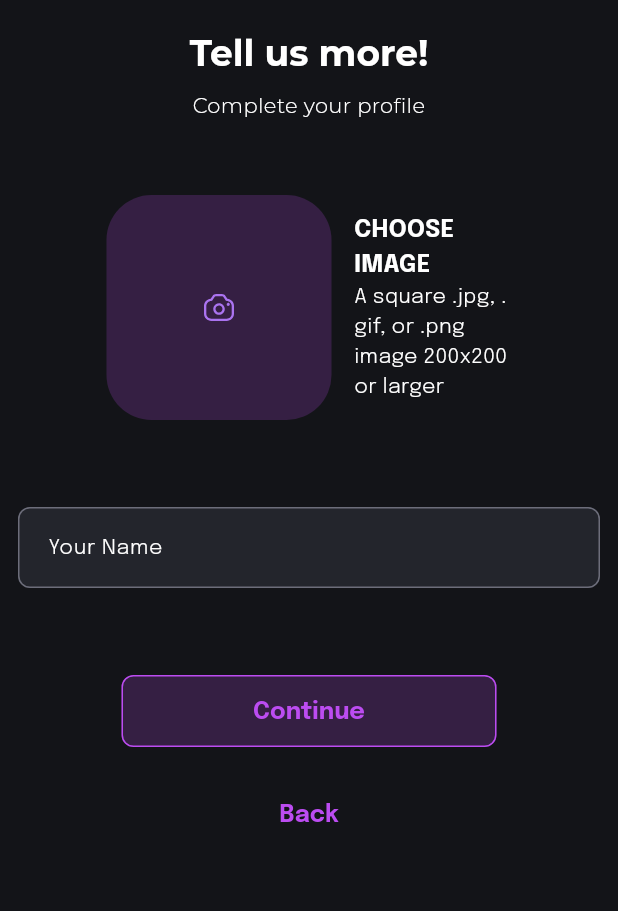
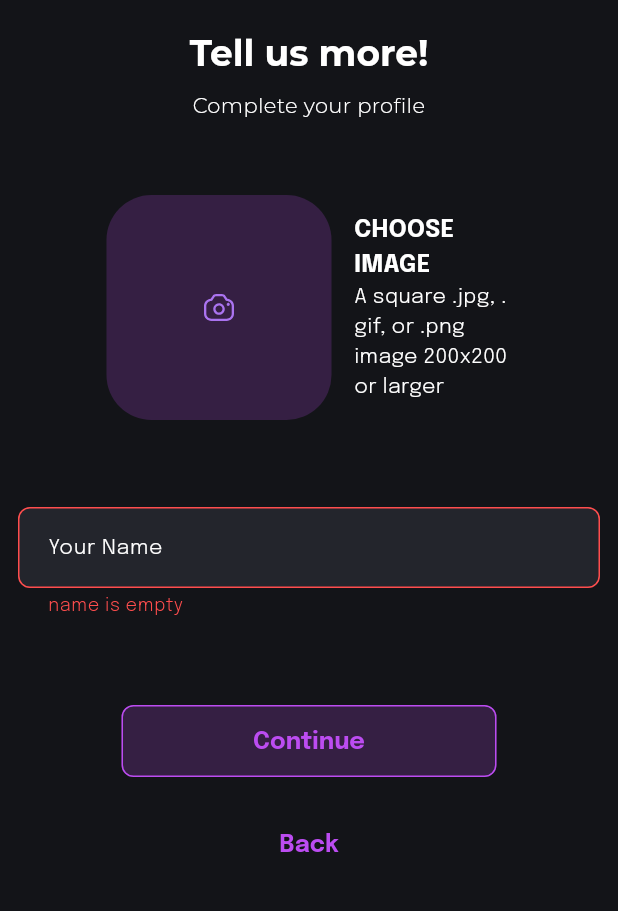
Before and after one commit to italodea/loomi_challenge, a Flutter app: the ConfirmSignupPage screen opened by its route, after a tap on "Continue", on a phone screen of 412 x 824 dp, the part 120-1031 px from its top. Run offline on Flutter 3.47's test engine with Material 3 defaults, Android fonts, the light colour scheme and no system bars; our stand-ins replace dio, firebase_auth, firebase_core, flutter_svg, get, get_storage and 3 more; accounts and stored records are empty.

Commit message:
- Updated Podfile.lock to remove unused dependencies related to DKImagePickerController and SDWebImage. - Changed GoogleService-Info.plist with new Firebase project credentials. - Added animated components: AnimatedDot and AnimatedSpacer for improved UI. - Enhanced CustomButton to show loading indicator during async operations. - Created DotLoadingIndicator for better user feedback during loading states. - Implemented new signup and login pages with improved validation and error handling. - Removed ConfirmSignupPage and replaced it with a new flow in SignupPage. - Added EmailSent and ForgotPasswordPage for password recovery flow. - Introduced LocalAuth service for token management and authentication checks. - Updated app routes to reflect new page structure and transitions. - Added CustomAPI for handling user registration and login with backend.

```diff
--- a/lib/components/cutom_button.dart
+++ b/lib/components/cutom_button.dart
@@ -1,20 +1,44 @@
 import 'package:flutter/material.dart';
+import 'package:loomi_chalenge/components/dot_loading_indicator.dart';
 
 class CustomButton extends StatefulWidget {
   const CustomButton({super.key, required this.label, required this.onPressed});
   final String label;
-  final VoidCallback onPressed;
+  final Future<void> Function() onPressed;
 
   @override
   State<CustomButton> createState() => _CustomButtonState();
 }
 
 class _CustomButtonState extends State<CustomButton> {
+  bool _isLoading = false;
   @override
   Widget build(BuildContext context) {
     return OutlinedButton.icon(
-      onPressed: widget.onPressed,
-      label: Text(widget.label),
+      onPressed: () async {
+        if (_isLoading) return;
+        setState(() {
+          _isLoading = true;
+        });
+        try {
+          await widget.onPressed();
+        } catch (e) {
+          ScaffoldMessenger.of(context).showSnackBar(
+            SnackBar(
+              content: Text("An error occurred"),
+            ),
+          );
+          print("-------------ERROR-------------");
+          print(e);
+          print("-------------ERROR-------------");
+        }
+        setState(() {
+          _isLoading = false;
+        });
+      },
+      label: _isLoading ? DotLoadingIndicator() : Text(widget.label),
     );
   }
+
+
 }
--- a/lib/main.dart
+++ b/lib/main.dart
@@ -1,24 +1,33 @@
 import 'package:flutter/material.dart';
 import 'package:get/route_manager.dart';
+import 'package:get_storage/get_storage.dart';
 import 'package:loomi_chalenge/routes/app_routes.dart';
+import 'package:loomi_chalenge/services/firebase_auth.dart';
 import 'package:loomi_chalenge/themes/app_theme.dart';
 import 'package:firebase_core/firebase_core.dart'; // Add this import
 
 void main() async {
   WidgetsFlutterBinding.ensureInitialized();
   await Firebase.initializeApp(); // Initialize Firebase
-  runApp(const MainApp());
+  await GetStorage.init(); // Initialize GetStorage
+  runApp(MainApp());
 }
 
 class MainApp extends StatelessWidget {
-  const MainApp({super.key});
+  MainApp({super.key});
+
+  final GetStorage storage = GetStorage();
+  final FirebaseAuthService firebaseAuthService = FirebaseAuthService();
 
   @override
   Widget build(BuildContext context) {
     return GetMaterialApp(
+      key: const Key('MainApp'),
       debugShowCheckedModeBanner: false,
       theme: AppTheme.theme,
-      initialRoute: AppRoutes.login,
+      initialRoute: storage.read('accessToken')?.isNotEmpty == true
+          ? AppRoutes.home
+          : AppRoutes.login,
       getPages: AppRoutes.routes,
       enableLog: true,
     );
--- a/lib/pages/confirm_signup_page.dart
+++ /dev/null
@@ -1,84 +0,0 @@
-import 'package:flutter/material.dart';
-import 'package:get/get_state_manager/src/rx_flutter/rx_obx_widget.dart';
-import 'package:get/route_manager.dart';
-import 'package:loomi_chalenge/components/custom_image_picker_modal.dart';
-import 'package:loomi_chalenge/components/custom_text_button.dart';
-import 'package:loomi_chalenge/components/custom_text_field.dart';
-import 'package:loomi_chalenge/components/cutom_button.dart';
-import 'package:loomi_chalenge/components/upload_button.dart';
-import 'package:loomi_chalenge/controllers/signup_controller.dart';
-
-class ConfirmSignupPage extends StatefulWidget {
-  const ConfirmSignupPage({super.key, required this.userId});
-
-  final String userId;
-
-  @override
-  State<ConfirmSignupPage> createState() => _ConfirmSignupPageState();
-}
-
-class _ConfirmSignupPageState extends State<ConfirmSignupPage> {
-
-  final controller = SignupController();
-  @override
-  Widget build(BuildContext context) {
-    return Scaffold(
-      appBar: AppBar(),
-      body: SingleChildScrollView(
-        padding: const EdgeInsets.only(right: 12, left: 12, top: 40),
-        child: Center(
-          child: ConstrainedBox(
-            constraints: BoxConstraints(maxWidth: 500),
-            child: Column(
-              mainAxisSize: MainAxisSize.min,
-              children: [
-                Center(
-                  child: Image.asset(
-                    'assets/img/logo_minimal.png',
-                    width: 40,
-                    height: 40,
-                  ),
-                ),
-                SizedBox(height: 20),
-                Text(
-                  "Tell us more!",
-                  style: Theme.of(context).textTheme.titleLarge,
-                  textAlign: TextAlign.center,
-                ),
-                SizedBox(height: 10),
-                Text(
-                  "Complete your profile",
-                  style: Theme.of(context).textTheme.bodyMedium,
-                  textAlign: TextAlign.center,
-                ),
-                SizedBox(height: 50),
-                Obx(
-                  () => UploadImageComponent(
-                    imagePath: controller.userImage.firstOrNull?.path,
-                    onTap: (){
-                      showModalBottomSheet(context: context, builder: (context) {
-                        return CustomImagePickerModal();
-                      },);
-                    }
-                  ),
-                ),
-                SizedBox(height: 50),
-                CustomTextField(
-                  controller: controller.userNameController,
-                  title: "Your Name",
-                  hintText: "Enter your name",
-                ),
-                SizedBox(height: 50),
-                CustomButton(label: "Continue", onPressed: () {}),
-                SizedBox(height: 20),
-                CustomTextButton(label: "Back", onPressed: () {
-                  Get.back();
-                }),
-              ],
-            ),
-          ),
-        ),
-      ),
-    );
-  }
-}
--- a/lib/pages/login_page.dart
+++ b/lib/pages/login/login_page.dart
@@ -87,7 +87,7 @@ class _LoginPageState extends State<LoginPage> {
                   SizedBox(height: 30),
                   CustomButton(
                     label: "Login",
-                    onPressed: () {
+                    onPressed: () async {
                       if (_formKey.currentState!.validate()) {
                         showDialog(
                           context: context,
--- /dev/null
+++ b/lib/pages/signup/confirm_signup_page.dart
@@ -0,0 +1,95 @@
+import 'package:flutter/material.dart';
+import 'package:get/get.dart';
+import 'package:loomi_chalenge/components/custom_image_picker_modal.dart';
+import 'package:loomi_chalenge/components/custom_text_button.dart';
+import 'package:loomi_chalenge/components/custom_text_field.dart';
+import 'package:loomi_chalenge/components/cutom_button.dart';
+import 'package:loomi_chalenge/components/upload_button.dart';
+import 'package:loomi_chalenge/controllers/signup_controller.dart';
+import 'package:loomi_chalenge/routes/app_routes.dart';
+import 'package:loomi_chalenge/utils/field_validatons.dart';
+
+class ConfirmSignupPage extends StatefulWidget {
+  ConfirmSignupPage({super.key});
+
+  final SignupController controller = Get.put(SignupController());
+
+  @override
+  State<ConfirmSignupPage> createState() => _ConfirmSignupPageState();
+}
+
+class _ConfirmSignupPageState extends State<ConfirmSignupPage> {
+
+  final GlobalKey<FormState> _formKey = GlobalKey<FormState>();
+  @override
+  Widget build(BuildContext context) {
+    return Scaffold(
+      appBar: AppBar(),
+      body: SingleChildScrollView(
+        padding: const EdgeInsets.only(right: 12, left: 12, top: 40),
+        child: Form(
+          key: _formKey,
+          child: Center(
+            child: ConstrainedBox(
+              constraints: BoxConstraints(maxWidth: 500),
+              child: Column(
+                mainAxisSize: MainAxisSize.min,
+                children: [
+                  Center(
+                    child: Image.asset(
+                      'assets/img/logo_minimal.png',
+                      width: 40,
+                      height: 40,
+                    ),
+                  ),
+                  SizedBox(height: 20),
+                  Text(
+                    "Tell us more!",
+                    style: Theme.of(context).textTheme.titleLarge,
+                    textAlign: TextAlign.center,
+                  ),
+                  SizedBox(height: 10),
+                  Text(
+                    "Complete your profile",
+                    style: Theme.of(context).textTheme.bodyMedium,
+                    textAlign: TextAlign.center,
+                  ),
+                  SizedBox(height: 50),
+                  Obx(
+                    () => UploadImageComponent(
+                      imagePath: widget.controller.userImage.firstOrNull?.path,
+                      onTap: (){
+                        showModalBottomSheet(context: context, builder: (context) {
+                          return CustomImagePickerModal();
+                        },);
+                      }
+                    ),
+                  ),
+                  SizedBox(height: 50),
+                  CustomTextField(
+                    controller: widget.controller.userNameController,
+                    title: "Your Name",
+                    hintText: "Enter your name",
+                    validator: (value) => FieldValidations.validateMinimumLengh(value, "name", 3),
+                  ),
+                  SizedBox(height: 50),
+                  CustomButton(label: "Continue", onPressed: () async {
+                    if (_formKey.currentState!.validate()) {
+                      await widget.controller.registerWithEmailAndPassword();
+
+                      Get.offAllNamed(AppRoutes.home);
+                    }
+                  }),
+                  SizedBox(height: 20),
+                  CustomTextButton(label: "Back", onPressed: () {
+                    Get.back();
+                  }),
+                ],
+              ),
+            ),
+          ),
+        ),
+      ),
+    );
+  }
+}
--- a/lib/routes/app_routes.dart
+++ b/lib/routes/app_routes.dart
@@ -1,14 +1,17 @@
 import 'package:get/route_manager.dart';
-import 'package:loomi_chalenge/pages/confirm_signup_page.dart';
-import 'package:loomi_chalenge/pages/forgot_password_page.dart';
-import 'package:loomi_chalenge/pages/login_page.dart';
-import 'package:loomi_chalenge/pages/signup_page.dart';
+import 'package:loomi_chalenge/pages/forgot-password/email_sent_page.dart';
+import 'package:loomi_chalenge/pages/home/home.dart';
+import 'package:loomi_chalenge/pages/signup/confirm_signup_page.dart';
+import 'package:loomi_chalenge/pages/forgot-password/forgot_password_page.dart';
+import 'package:loomi_chalenge/pages/login/login_page.dart';
+import 'package:loomi_chalenge/pages/signup/signup_page.dart';
 
 class AppRoutes {
   // Route names as constants
   static const login = '/login';
   static const home = '/home';
   static const forgotPassword = '/forgot-password';
+  static const emailSent = '/email-sent';
   static const signup = '/signup';
   static const confirmSignup = '/confirm-signup';
 
@@ -17,25 +20,38 @@ class AppRoutes {
     GetPage(
       name: login,
       page: () => const LoginPage(),
+      transition: Transition.fadeIn,
     ),
     GetPage(
       name: forgotPassword,
       page: () => const ForgotPasswordPage(),
+      transition: Transition.fadeIn,
     ),
     GetPage(
       name: signup,
       page: () => const SignupPage(),
+      transition: Transition.fadeIn,
     ),
     GetPage(
       name: confirmSignup,
-      page: () {
-        final args = Get.arguments;
-        final userId = args is Map && args['userId'] is String ? args['userId'] as String : '';
-        return ConfirmSignupPage(userId: userId);
-      },
+      transition: Transition.fadeIn,
+      page: () => ConfirmSignupPage(), // Replace with actual user ID
+    ),
+    GetPage(
+      name: emailSent,
+      page: () => const EmailSent(),
+      transition: Transition.fadeIn,
+    ),
+    GetPage(
+      name: home,
+      page: () => const HomePage(),
+      transition: Transition.fadeIn,
     ),
   ];
 
   // Prevent instantiation
   AppRoutes._();
+
+
+
 }
```
Also changed, not shown: lib/components/animated_dot.dart (added, +34 -0 lines), lib/components/animated_spacer.dart (added, +20 -0 lines), lib/components/dot_loading_indicator.dart (added, +62 -0 lines), lib/controllers/signup_controller.dart (+55 -8 lines), lib/pages/forgot-password/email_sent_page.dart (added, +65 -0 lines), lib/pages/forgot-password/forgot_password_page.dart (added, +85 -0 lines), lib/pages/forgot_password_page.dart (deleted, +0 -15 lines), lib/pages/home/home.dart (added, +24 -0 lines), lib/pages/signup/signup_page.dart (renamed from lib/pages/signup_page.dart, +5 -11 lines), lib/repositories/dio/api.dart (+13 -1 lines), lib/services/local_auth.dart (added, +15 -0 lines), lib/services/prefs.dart (added, +18 -0 lines), 3 other files.
